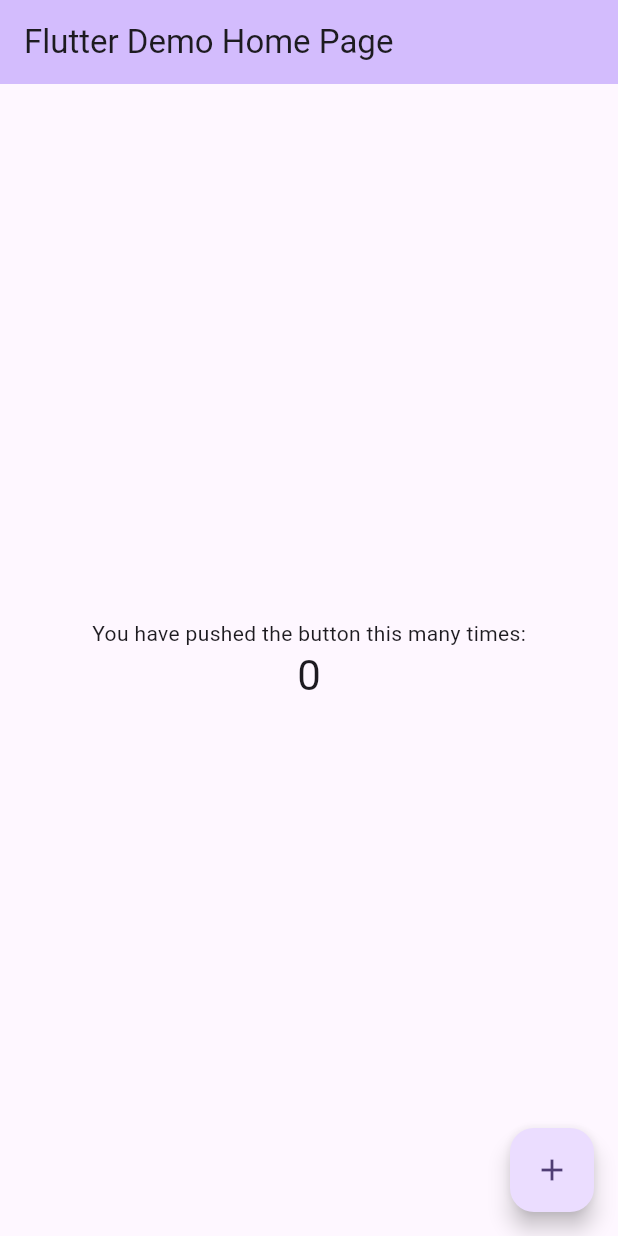
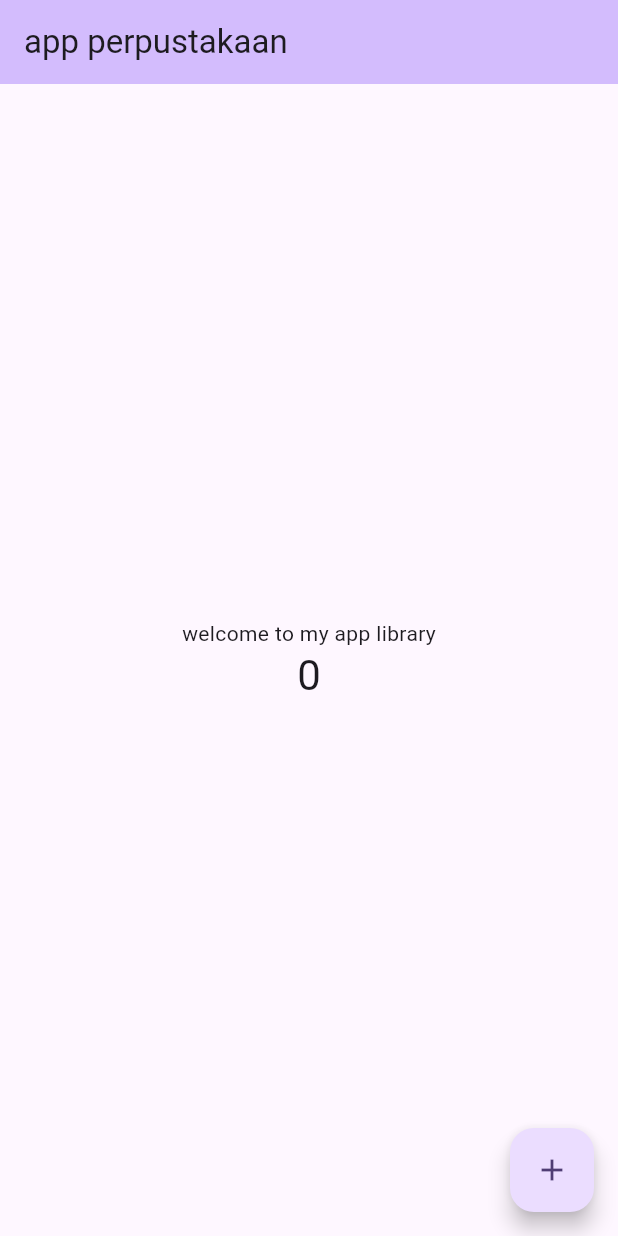
Before and after one commit to Malvi04/Mobile_Programming-, a Flutter app: the screen it shows after launch, on a phone screen of 412 x 824 dp. Run offline on Flutter 3.47's test engine with Material 3 defaults, Android fonts, the phone set to English and light mode, and no system bars.

Commit message:
change ui text massage welcome

```diff
--- a/lib/main.dart
+++ b/lib/main.dart
@@ -11,7 +11,7 @@ class MyApp extends StatelessWidget {
   @override
   Widget build(BuildContext context) {
     return MaterialApp(
-      title: 'Flutter Demo',
+      title: 'registration library',
       theme: ThemeData(
         // This is the theme of your application.
         //
@@ -30,7 +30,7 @@ class MyApp extends StatelessWidget {
         // tested with just a hot reload.
         colorScheme: ColorScheme.fromSeed(seedColor: Colors.deepPurple),
       ),
-      home: const MyHomePage(title: 'Flutter Demo Home Page'),
+      home: const MyHomePage(title: 'app perpustakaan '),
     );
   }
 }
@@ -104,7 +104,7 @@ class _MyHomePageState extends State<MyHomePage> {
           // wireframe for each widget.
           mainAxisAlignment: MainAxisAlignment.center,
           children: <Widget>[
-            const Text('You have pushed the button this many times:'),
+            const Text('welcome to my app library'),
             Text(
               '$_counter',
               style: Theme.of(context).textTheme.headlineMedium,
```
